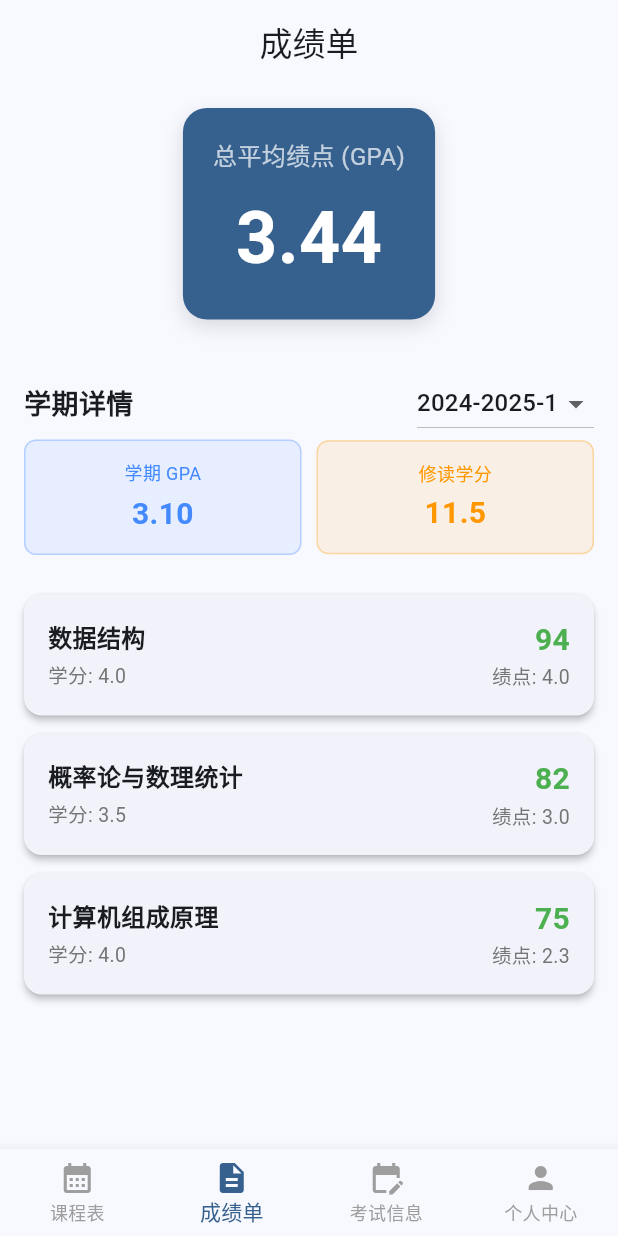
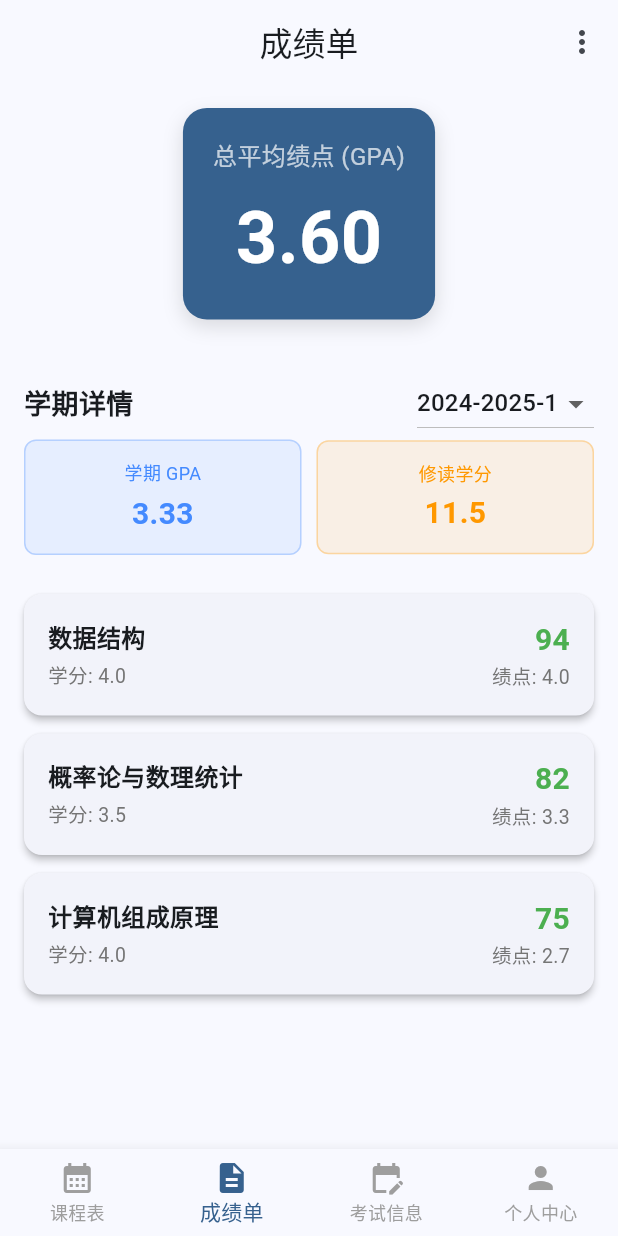
Before and after one commit to HsxMark/MySUES, a Flutter app: the screen it shows after launch, item 2 of the bottom bar chosen, on a phone screen of 412 x 824 dp. Run offline on Flutter 3.47's test engine with Material 3 defaults, Android fonts, the phone set to English and light mode, and no system bars; our stand-ins replace shared_preferences.

Commit message:
fix(score): refactor logic in score calculate

```diff
--- a/lib/screens/transcript_screen.dart
+++ b/lib/screens/transcript_screen.dart
@@ -119,13 +119,28 @@ class _TranscriptScreenState extends State<TranscriptScreen> {
     }
   }
 
+  // 根据分数计算绩点
+  double _getGradePoint(double score) {
+    if (score >= 90) return 4.0;
+    if (score >= 85) return 3.7;
+    if (score >= 82) return 3.3;
+    if (score >= 78) return 3.0;
+    if (score >= 75) return 2.7;
+    if (score >= 71) return 2.3;
+    if (score >= 66) return 2.0;
+    if (score >= 62) return 1.5;
+    if (score >= 60) return 1.0;
+    return 0.0;
+  }
+
   // 计算GPA helper
   double _calculateGPA(List<Score> scores) {
     if (scores.isEmpty) return 0.0;
     double totalPoints = 0;
     double totalCredits = 0;
     for (var score in scores) {
-      totalPoints += score.gradePoint * score.credit;
+      double gp = _getGradePoint(score.score);
+      totalPoints += gp * score.credit;
       totalCredits += score.credit;
     }
     return totalCredits == 0 ? 0.0 : totalPoints / totalCredits;
@@ -144,7 +159,51 @@ class _TranscriptScreenState extends State<TranscriptScreen> {
     final semesterGPA = _calculateGPA(semesterScores);
 
     return Scaffold(
-      appBar: AppBar(title: const Text('成绩单'), centerTitle: true),
+      appBar: AppBar(
+        title: const Text('成绩单'),
+        centerTitle: true,
+        actions: [
+          PopupMenuButton<String>(
+            onSelected: (value) {
+              // TODO: Implement menu actions
+            },
+            itemBuilder: (BuildContext context) {
+              return [
+                const PopupMenuItem(
+                  value: 'pdf',
+                  child: Row(
+                    children: [
+                      Icon(Icons.picture_as_pdf, color: Colors.redAccent),
+                      SizedBox(width: 10),
+                      Text('从PDF导入'),
+                    ],
+                  ),
+                ),
+                const PopupMenuItem(
+                  value: 'jwc',
+                  child: Row(
+                    children: [
+                      Icon(Icons.school, color: Colors.blueAccent),
+                      SizedBox(width: 10),
+                      Text('从教务处导入'),
+                    ],
+                  ),
+                ),
+                const PopupMenuItem(
+                  value: 'details',
+                  child: Row(
+                    children: [
+                      Icon(Icons.info_outline, color: Colors.grey),
+                      SizedBox(width: 10),
+                      Text('详情'),
+                    ],
+                  ),
+                ),
+              ];
+            },
+          ),
+        ],
+      ),
       body: _semesters.isEmpty
           ? const Center(child: Text("暂无成绩数据"))
           : Column(
@@ -338,7 +397,7 @@ class _TranscriptScreenState extends State<TranscriptScreen> {
                   ),
                 ),
                 Text(
-                  "绩点: ${score.gradePoint}",
+                  "绩点: ${_getGradePoint(score.score)}",
                   style: TextStyle(color: Colors.grey[600], fontSize: 13),
                 ),
               ],
```
